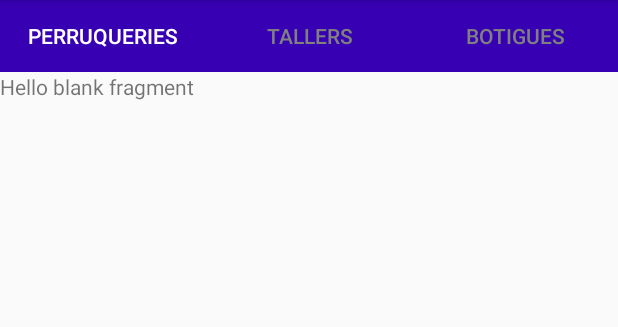
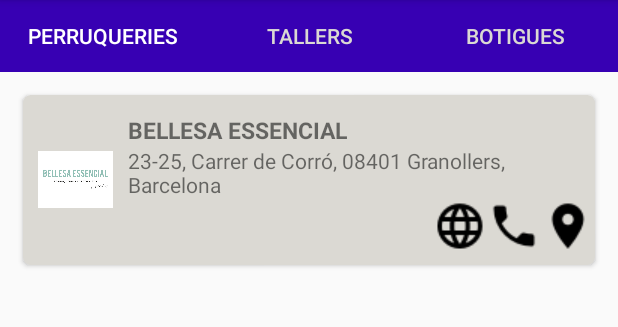
Before and after one commit to oscargonzalezgarcia/GranCentre, an Android app: the Activity_Business screen opened directly, with no data from a screen before it, on a phone screen of 412 x 824 dp, the part 84-411 px from its top. Run offline under Robolectric (Android 15) with nearby library versions, the phone set to English and light mode, and no system bars; 6 statements that could not run were skipped.

Commit message:
AÑADIR CARDS AL FRAGMENT.

```diff
--- a/app/build.gradle
+++ b/app/build.gradle
@@ -27,8 +27,10 @@ dependencies {
     implementation 'androidx.appcompat:appcompat:1.2.0'
     implementation 'androidx.constraintlayout:constraintlayout:2.0.4'
     implementation 'com.google.android.material:material:1.2.1'
+    implementation 'com.android.support:cardview-v7:28.0.0'
     implementation 'com.android.support:design:28.0.0'
     implementation 'androidx.legacy:legacy-support-v4:1.0.0'
+    implementation 'androidx.cardview:cardview:1.0.0'
     testImplementation 'junit:junit:4.12'
     androidTestImplementation 'androidx.test.ext:junit:1.1.2'
     androidTestImplementation 'androidx.test.espresso:espresso-core:3.3.0'
--- a/app/src/main/java/com/example/grancentre/Activity_Business.java
+++ b/app/src/main/java/com/example/grancentre/Activity_Business.java
@@ -25,8 +25,8 @@ public class Activity_Business extends AppCompatActivity {
 
     private void setUpViewPagerAdapter() {
         viewPagerAdapter.addFragment(new PerruqueriaFragment(), "Perruqueries");
-        viewPagerAdapter.addFragment(new PerruqueriaFragment(), "Tallers");
-        viewPagerAdapter.addFragment(new PerruqueriaFragment(), "Botigues");
+        viewPagerAdapter.addFragment(new TallerFragment(), "Tallers");
+        viewPagerAdapter.addFragment(new BotigaFragment(), "Botigues");
         viewPager.setAdapter(viewPagerAdapter);
 
         tabLayout.setupWithViewPager(viewPager);
--- a/app/src/main/java/com/example/grancentre/PerruqueriaFragment.java
+++ b/app/src/main/java/com/example/grancentre/PerruqueriaFragment.java
@@ -1,5 +1,7 @@
 package com.example.grancentre;
 
+import android.content.Intent;
+import android.net.Uri;
 import android.os.Bundle;
 
 import androidx.fragment.app.Fragment;
@@ -7,13 +9,15 @@ import androidx.fragment.app.Fragment;
 import android.view.LayoutInflater;
 import android.view.View;
 import android.view.ViewGroup;
+import android.widget.Button;
+import android.widget.ImageView;
 
 /**
  * A simple {@link Fragment} subclass.
  * Use the {@link PerruqueriaFragment#newInstance} factory method to
  * create an instance of this fragment.
  */
-public class PerruqueriaFragment extends Fragment {
+public class PerruqueriaFragment extends Fragment implements View.OnClickListener{
 
     // TODO: Rename parameter arguments, choose names that match
     // the fragment initialization parameters, e.g. ARG_ITEM_NUMBER
@@ -53,6 +57,12 @@ public class PerruqueriaFragment extends Fragment {
             mParam1 = getArguments().getString(ARG_PARAM1);
             mParam2 = getArguments().getString(ARG_PARAM2);
         }
+        ImageView imageView1 = (ImageView) getView().findViewById(R.id.iv1);
+        imageView1.setOnClickListener(this);
+        ImageView imageView2 = (ImageView) getView().findViewById(R.id.iv2);
+        imageView2.setOnClickListener(this);
+        ImageView imageView3 = (ImageView) getView().findViewById(R.id.iv3);
+        imageView3.setOnClickListener(this);
     }
 
     @Override
@@ -61,4 +71,24 @@ public class PerruqueriaFragment extends Fragment {
         // Inflate the layout for this fragment
         return inflater.inflate(R.layout.fragment_perruqueria, container, false);
     }
+
+    @Override
+    public void onClick(View v) {
+        if(v.getId()==R.id.iv1)
+        {
+            Intent intent = new Intent(Intent.ACTION_VIEW, Uri.parse("https://bellesaessencial.com/"));
+            startActivity(intent);
+        }
+        else if(v.getId()==R.id.iv2){
+            //truquem per telefon
+            Intent intent2 = new Intent(Intent.ACTION_DIAL, Uri.parse("tel:938708807"));
+            startActivity(intent2);}
+        else
+        {
+            Uri gmmIntentUri = Uri.parse("geo:41.609627, 2.287949");
+            Intent mapIntent = new Intent(Intent.ACTION_VIEW, gmmIntentUri);
+            mapIntent.setPackage("com.google.android.apps.maps");
+            startActivity(mapIntent);
+        }
+    }
 }
--- a/app/src/main/res/layout/activity__business.xml
+++ b/app/src/main/res/layout/activity__business.xml
@@ -14,7 +14,9 @@
         android:background="@color/colorPrimaryDark"
         app:tabSelectedTextColor="@color/colorSelectedTab"
         app:tabIndicator="@color/colorTabIndicator"
-        app:tabTextColor="@color/colorTabText">
+        app:tabTextColor="@color/colorTabText"
+        app:tabMode="fixed"
+        app:tabGravity="fill">
     </com.google.android.material.tabs.TabLayout>
 
     <androidx.viewpager.widget.ViewPager
--- a/app/src/main/res/layout/fragment_perruqueria.xml
+++ b/app/src/main/res/layout/fragment_perruqueria.xml
@@ -1,14 +1,76 @@
 <?xml version="1.0" encoding="utf-8"?>
-<FrameLayout xmlns:android="http://schemas.android.com/apk/res/android"
+<LinearLayout xmlns:android="http://schemas.android.com/apk/res/android"
     xmlns:tools="http://schemas.android.com/tools"
     android:layout_width="match_parent"
     android:layout_height="match_parent"
-    tools:context=".PerruqueriaFragment">
+    xmlns:card_view="http://schemas.android.com/apk/res-auto"
+    tools:context=".PerruqueriaFragment"
+    android:orientation="vertical">
 
-    <!-- TODO: Update blank fragment layout -->
-    <TextView
+    <androidx.cardview.widget.CardView
         android:layout_width="match_parent"
-        android:layout_height="match_parent"
-        android:text="@string/hello_blank_fragment" />
+        android:layout_height="wrap_content"
+        card_view:cardCornerRadius="5dp"
+        card_view:cardBackgroundColor="@color/colorTabText"
+        android:layout_marginTop="15dp"
+        android:layout_marginLeft="15dp"
+        android:layout_marginRight="15dp">
+        <LinearLayout
+            android:layout_width="match_parent"
+            android:layout_height="wrap_content"
+            android:orientation="horizontal"
+            android:gravity="center"
+            android:layout_marginLeft="10dp">
 
-</FrameLayout>
+            <ImageView
+                android:id="@+id/idImagen"
+                android:layout_width="50dp"
+                android:layout_height="50dp"
+                android:layout_marginRight="10dp"
+                android:src="@drawable/p1"/>
+
+            <LinearLayout
+                android:layout_width="wrap_content"
+                android:layout_height="wrap_content"
+                android:orientation="vertical"
+                android:layout_marginBottom="5dp">
+
+                <TextView
+                    android:id="@+id/idNombre"
+                    android:layout_marginTop="15dp"
+                    android:layout_width="wrap_content"
+                    android:layout_height="wrap_content"
+                    android:text="BELLESA ESSENCIAL"
+                    android:textSize="15sp"
+                    android:textStyle="bold" />
+                <TextView
+                    android:layout_width="wrap_content"
+                    android:layout_height="wrap_content"
+                    android:text="23-25, Carrer de Corró, 08401 Granollers, Barcelona "/>
+
+                <LinearLayout
+                    android:layout_width="wrap_content"
+                    android:layout_height="wrap_content"
+                    android:orientation="horizontal"
+                    android:layout_gravity="right">
+                <ImageView
+                    android:layout_width="wrap_content"
+                    android:layout_height="wrap_content"
+                    android:src="@drawable/web"
+                    android:id="@+id/iv1"/>
+                <ImageView
+                    android:layout_width="wrap_content"
+                    android:layout_height="wrap_content"
+                    android:src="@drawable/phone"
+                    android:id="@+id/iv2"/>
+                <ImageView
+                    android:layout_width="wrap_content"
+                    android:layout_height="wrap_content"
+                    android:src="@drawable/location"
+                    android:id="@+id/iv3"/>
+                </LinearLayout>
+            </LinearLayout>
+        </LinearLayout>
+    </androidx.cardview.widget.CardView>
+
+</LinearLayout>
--- a/app/src/main/res/values/colors.xml
+++ b/app/src/main/res/values/colors.xml
@@ -5,5 +5,5 @@
     <color name="colorAccent">#03DAC5</color>
     <color name="colorSelectedTab">#FFFFFF</color>
     <color name="colorTabIndicator">#ff5d00</color>
-    <color name="colorTabText">#808080</color>
+    <color name="colorTabText">#dbd9d3</color>
 </resources>
```
Also changed, not shown: app/src/main/res/drawable-v24/location.png (added), app/src/main/res/drawable-v24/p1.jpg (added), app/src/main/res/drawable-v24/phone.png (added), app/src/main/res/drawable-v24/web.png (added).
